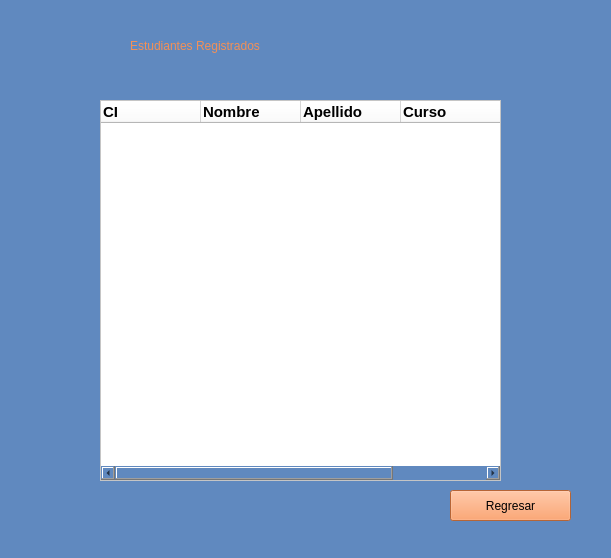
Shanem007/AulaVirtual, file informeEstu.ui: the form before one commit.
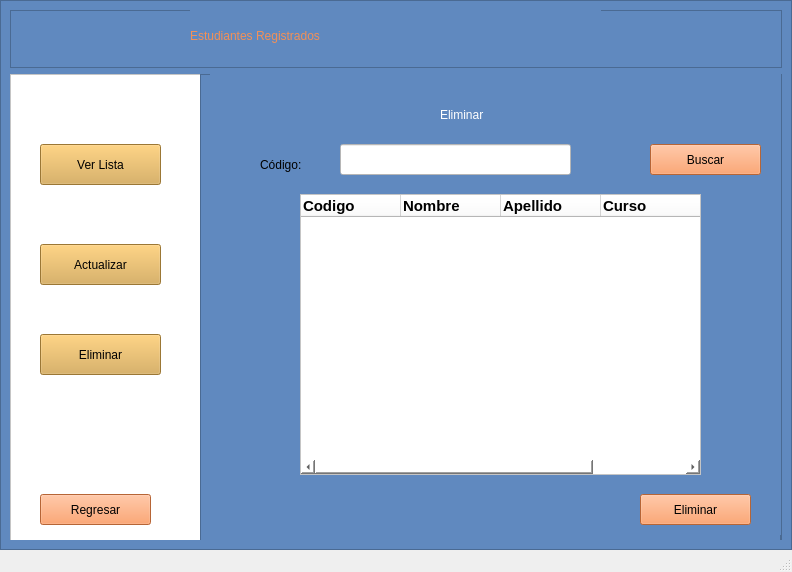
The form after the commit. The open tabs and pages were chosen to show the change.

Commit message: Administracion de Estudiantes

```diff
--- a/informeEstu.ui
+++ b/informeEstu.ui
@@ -6,164 +6,723 @@
    <rect>
     <x>0</x>
     <y>0</y>
-    <width>611</width>
-    <height>558</height>
+    <width>792</width>
+    <height>572</height>
    </rect>
   </property>
   <property name="windowTitle">
    <string>MainWindow</string>
   </property>
-  <property name="styleSheet">
-   <string notr="true">background-color: rgb(96, 137, 191);</string>
-  </property>
-  <widget class="QWidget" name="centralwidget">
-   <widget class="QLabel" name="label">
-    <property name="geometry">
-     <rect>
-      <x>130</x>
-      <y>10</y>
-      <width>361</width>
-      <height>71</height>
-     </rect>
+  <widget class="QWidget" name="registroEstu">
+   <layout class="QVBoxLayout" name="verticalLayout">
+    <property name="spacing">
+     <number>0</number>
     </property>
-    <property name="styleSheet">
-     <string notr="true">font: 700 24pt &quot;Segoe UI&quot;;
+    <property name="leftMargin">
+     <number>0</number>
+    </property>
+    <property name="topMargin">
+     <number>0</number>
+    </property>
+    <property name="rightMargin">
+     <number>0</number>
+    </property>
+    <property name="bottomMargin">
+     <number>0</number>
+    </property>
+    <item>
+     <widget class="QFrame" name="frame">
+      <property name="styleSheet">
+       <string notr="true">background-color: rgb(96, 137, 191);</string>
+      </property>
+      <property name="frameShape">
+       <enum>QFrame::StyledPanel</enum>
+      </property>
+      <property name="frameShadow">
+       <enum>QFrame::Raised</enum>
+      </property>
+      <layout class="QVBoxLayout" name="verticalLayout_2" stretch="1,8">
+       <item>
+        <widget class="QFrame" name="frame_2">
+         <property name="frameShape">
+          <enum>QFrame::StyledPanel</enum>
+         </property>
+         <property name="frameShadow">
+          <enum>QFrame::Raised</enum>
+         </property>
+         <widget class="QLabel" name="label">
+          <property name="geometry">
+           <rect>
+            <x>180</x>
+            <y>0</y>
+            <width>411</width>
+            <height>51</height>
+           </rect>
+          </property>
+          <property name="styleSheet">
+           <string notr="true">font: 700 18pt &quot;Segoe UI&quot;;
+font: 24pt &quot;Segoe UI&quot;;
+font: 700 26pt &quot;Segoe UI&quot;;
 color: rgb(242, 144, 87);</string>
-    </property>
-    <property name="text">
-     <string>Estudiantes Registrados</string>
-    </property>
-   </widget>
-   <widget class="QTableWidget" name="notasEstu">
-    <property name="geometry">
-     <rect>
-      <x>100</x>
-      <y>100</y>
-      <width>401</width>
-      <height>381</height>
-     </rect>
-    </property>
-    <property name="styleSheet">
-     <string notr="true">background-color: rgb(255, 255, 255);</string>
-    </property>
-    <property name="verticalScrollBarPolicy">
-     <enum>Qt::ScrollBarAsNeeded</enum>
-    </property>
-    <column>
-     <property name="text">
-      <string>CI</string>
-     </property>
-     <property name="font">
-      <font>
-       <pointsize>11</pointsize>
-       <bold>true</bold>
-       <stylestrategy>PreferDefault</stylestrategy>
-      </font>
-     </property>
-     <property name="textAlignment">
-      <set>AlignJustify|AlignTop</set>
-     </property>
-     <property name="background">
-      <color>
-       <red>172</red>
-       <green>97</green>
-       <blue>107</blue>
-      </color>
-     </property>
-     <property name="foreground">
-      <brush brushstyle="SolidPattern">
-       <color alpha="255">
-        <red>0</red>
-        <green>0</green>
-        <blue>0</blue>
-       </color>
-      </brush>
-     </property>
-    </column>
-    <column>
-     <property name="text">
-      <string>Nombre</string>
-     </property>
-     <property name="font">
-      <font>
-       <pointsize>11</pointsize>
-       <bold>true</bold>
-      </font>
-     </property>
-     <property name="textAlignment">
-      <set>AlignJustify|AlignVCenter</set>
-     </property>
-     <property name="background">
-      <color>
-       <red>172</red>
-       <green>97</green>
-       <blue>107</blue>
-      </color>
-     </property>
-    </column>
-    <column>
-     <property name="text">
-      <string>Apellido</string>
-     </property>
-     <property name="font">
-      <font>
-       <pointsize>11</pointsize>
-       <bold>true</bold>
-      </font>
-     </property>
-     <property name="textAlignment">
-      <set>AlignJustify|AlignVCenter</set>
-     </property>
-     <property name="background">
-      <color>
-       <red>172</red>
-       <green>97</green>
-       <blue>107</blue>
-      </color>
-     </property>
-    </column>
-    <column>
-     <property name="text">
-      <string>Curso</string>
-     </property>
-     <property name="font">
-      <font>
-       <pointsize>11</pointsize>
-       <bold>true</bold>
-       <kerning>false</kerning>
-      </font>
-     </property>
-     <property name="textAlignment">
-      <set>AlignJustify|AlignVCenter</set>
-     </property>
-     <property name="background">
-      <color>
-       <red>172</red>
-       <green>97</green>
-       <blue>107</blue>
-      </color>
-     </property>
-    </column>
-   </widget>
-   <widget class="QPushButton" name="Regresarcurso">
-    <property name="geometry">
-     <rect>
-      <x>450</x>
-      <y>490</y>
-      <width>121</width>
-      <height>31</height>
-     </rect>
-    </property>
-    <property name="styleSheet">
-     <string notr="true">background-color: rgb(217, 167, 74);
+          </property>
+          <property name="text">
+           <string>Estudiantes Registrados</string>
+          </property>
+         </widget>
+        </widget>
+       </item>
+       <item>
+        <widget class="QFrame" name="frame_3">
+         <property name="frameShape">
+          <enum>QFrame::StyledPanel</enum>
+         </property>
+         <property name="frameShadow">
+          <enum>QFrame::Raised</enum>
+         </property>
+         <widget class="QFrame" name="opciones">
+          <property name="geometry">
+           <rect>
+            <x>0</x>
+            <y>0</y>
+            <width>191</width>
+            <height>471</height>
+           </rect>
+          </property>
+          <property name="styleSheet">
+           <string notr="true">background-color: rgb(255, 255, 255);</string>
+          </property>
+          <property name="frameShape">
+           <enum>QFrame::StyledPanel</enum>
+          </property>
+          <property name="frameShadow">
+           <enum>QFrame::Raised</enum>
+          </property>
+          <widget class="QPushButton" name="verLista">
+           <property name="geometry">
+            <rect>
+             <x>30</x>
+             <y>70</y>
+             <width>121</width>
+             <height>41</height>
+            </rect>
+           </property>
+           <property name="styleSheet">
+            <string notr="true">background-color: rgb(217, 167, 74);
+font: 700 14pt &quot;Segoe UI&quot;;
+</string>
+           </property>
+           <property name="text">
+            <string>Ver Lista</string>
+           </property>
+          </widget>
+          <widget class="QPushButton" name="botonActualizar">
+           <property name="geometry">
+            <rect>
+             <x>30</x>
+             <y>170</y>
+             <width>121</width>
+             <height>41</height>
+            </rect>
+           </property>
+           <property name="styleSheet">
+            <string notr="true">background-color: rgb(217, 167, 74);
+font: 700 14pt &quot;Segoe UI&quot;;
+</string>
+           </property>
+           <property name="text">
+            <string>Actualizar</string>
+           </property>
+          </widget>
+          <widget class="QPushButton" name="botonEliminar">
+           <property name="geometry">
+            <rect>
+             <x>30</x>
+             <y>260</y>
+             <width>121</width>
+             <height>41</height>
+            </rect>
+           </property>
+           <property name="styleSheet">
+            <string notr="true">background-color: rgb(217, 167, 74);
+font: 700 14pt &quot;Segoe UI&quot;;
+</string>
+           </property>
+           <property name="text">
+            <string>Eliminar</string>
+           </property>
+          </widget>
+          <widget class="QPushButton" name="botonRegresarcurso">
+           <property name="geometry">
+            <rect>
+             <x>30</x>
+             <y>420</y>
+             <width>111</width>
+             <height>31</height>
+            </rect>
+           </property>
+           <property name="styleSheet">
+            <string notr="true">background-color: rgb(217, 167, 74);
 background-color: rgb(255, 142, 76);
 font: 700 14pt &quot;Segoe UI&quot;;
 </string>
-    </property>
-    <property name="text">
-     <string>Regresar</string>
-    </property>
-   </widget>
+           </property>
+           <property name="text">
+            <string>Regresar</string>
+           </property>
+          </widget>
+         </widget>
+         <widget class="QFrame" name="paginas">
+          <property name="geometry">
+           <rect>
+            <x>190</x>
+            <y>0</y>
+            <width>581</width>
+            <height>471</height>
+           </rect>
+          </property>
+          <property name="frameShape">
+           <enum>QFrame::StyledPanel</enum>
+          </property>
+          <property name="frameShadow">
+           <enum>QFrame::Raised</enum>
+          </property>
+          <widget class="QStackedWidget" name="stackedWidget">
+           <property name="geometry">
+            <rect>
+             <x>10</x>
+             <y>0</y>
+             <width>571</width>
+             <height>461</height>
+            </rect>
+           </property>
+           <property name="currentIndex">
+            <number>0</number>
+           </property>
+           <widget class="QWidget" name="ver">
+            <widget class="QPushButton" name="refrescar">
+             <property name="geometry">
+              <rect>
+               <x>470</x>
+               <y>430</y>
+               <width>81</width>
+               <height>31</height>
+              </rect>
+             </property>
+             <property name="styleSheet">
+              <string notr="true">background-color: rgb(255, 142, 76);
+font: 700 11pt &quot;Segoe UI&quot;;</string>
+             </property>
+             <property name="text">
+              <string>Refrescar</string>
+             </property>
+            </widget>
+            <widget class="QTableWidget" name="tablaRegistroEstudiantes">
+             <property name="geometry">
+              <rect>
+               <x>80</x>
+               <y>50</y>
+               <width>391</width>
+               <height>361</height>
+              </rect>
+             </property>
+             <property name="styleSheet">
+              <string notr="true">background-color: rgb(255, 255, 255);</string>
+             </property>
+             <property name="verticalScrollBarPolicy">
+              <enum>Qt::ScrollBarAsNeeded</enum>
+             </property>
+             <row>
+              <property name="text">
+               <string>1</string>
+              </property>
+             </row>
+             <column>
+              <property name="text">
+               <string>Cedula</string>
+              </property>
+              <property name="font">
+               <font>
+                <pointsize>11</pointsize>
+                <bold>true</bold>
+                <stylestrategy>PreferDefault</stylestrategy>
+               </font>
+              </property>
+              <property name="textAlignment">
+               <set>AlignJustify|AlignVCenter</set>
+              </property>
+              <property name="background">
+               <color>
+                <red>172</red>
+                <green>97</green>
+                <blue>107</blue>
+               </color>
+              </property>
+              <property name="foreground">
+               <brush brushstyle="SolidPattern">
+                <color alpha="255">
+                 <red>0</red>
+                 <green>0</green>
+                 <blue>0</blue>
+                </color>
+               </brush>
+              </property>
+             </column>
+             <column>
+              <property name="text">
+               <string>Nombre</string>
+              </property>
+              <property name="font">
+               <font>
+                <pointsize>11</pointsize>
+                <bold>true</bold>
+               </font>
+              </property>
+              <property name="textAlignment">
+               <set>AlignJustify|AlignVCenter</set>
+              </property>
+              <property name="background">
+               <color>
+                <red>172</red>
+                <green>97</green>
+                <blue>107</blue>
+               </color>
+              </property>
+             </column>
+             <column>
+              <property name="text">
+               <string>Apellido</string>
+              </property>
+              <property name="font">
+               <font>
+                <pointsize>11</pointsize>
+                <bold>true</bold>
+               </font>
+              </property>
+              <property name="textAlignment">
+               <set>AlignJustify|AlignVCenter</set>
+              </property>
+              <property name="background">
+               <color>
+                <red>172</red>
+                <green>97</green>
+                <blue>107</blue>
+               </color>
+              </property>
+             </column>
+             <column>
+              <property name="text">
+               <string>Curso</string>
+              </property>
+              <property name="font">
+               <font>
+                <pointsize>11</pointsize>
+                <bold>true</bold>
+               </font>
+              </property>
+              <property name="textAlignment">
+               <set>AlignJustify|AlignVCenter</set>
+              </property>
+              <property name="background">
+               <color>
+                <red>172</red>
+                <green>97</green>
+                <blue>107</blue>
+               </color>
+              </property>
+             </column>
+            </widget>
+            <widget class="QLabel" name="label_2">
+             <property name="geometry">
+              <rect>
+               <x>190</x>
+               <y>10</y>
+               <width>159</width>
+               <height>32</height>
+              </rect>
+             </property>
+             <property name="styleSheet">
+              <string notr="true">font: 700 18pt &quot;Segoe UI&quot;;
+color: rgb(255, 255, 255);</string>
+             </property>
+             <property name="text">
+              <string>ESTUDIANTES</string>
+             </property>
+             <property name="alignment">
+              <set>Qt::AlignLeading|Qt::AlignLeft|Qt::AlignVCenter</set>
+             </property>
+            </widget>
+           </widget>
+           <widget class="QWidget" name="eliminar">
+            <widget class="QLabel" name="label_8">
+             <property name="geometry">
+              <rect>
+               <x>230</x>
+               <y>30</y>
+               <width>121</width>
+               <height>21</height>
+              </rect>
+             </property>
+             <property name="styleSheet">
+              <string notr="true">font: 700 18pt &quot;Segoe UI&quot;;
+color: rgb(255, 255, 255);</string>
+             </property>
+             <property name="text">
+              <string>Eliminar</string>
+             </property>
+            </widget>
+            <widget class="QLabel" name="label_9">
+             <property name="geometry">
+              <rect>
+               <x>50</x>
+               <y>80</y>
+               <width>81</width>
+               <height>21</height>
+              </rect>
+             </property>
+             <property name="styleSheet">
+              <string notr="true">font: 700 14pt &quot;Segoe UI&quot;;
+font: 700 12pt &quot;Segoe UI&quot;;</string>
+             </property>
+             <property name="text">
+              <string>Código:</string>
+             </property>
+            </widget>
+            <widget class="QLineEdit" name="lineEdit_5">
+             <property name="geometry">
+              <rect>
+               <x>130</x>
+               <y>70</y>
+               <width>231</width>
+               <height>31</height>
+              </rect>
+             </property>
+             <property name="styleSheet">
+              <string notr="true">background-color: rgb(255, 255, 255);</string>
+             </property>
+            </widget>
+            <widget class="QPushButton" name="buscar1">
+             <property name="geometry">
+              <rect>
+               <x>440</x>
+               <y>70</y>
+               <width>111</width>
+               <height>31</height>
+              </rect>
+             </property>
+             <property name="styleSheet">
+              <string notr="true">background-color: rgb(255, 142, 76);
+font: 700 11pt &quot;Segoe UI&quot;;</string>
+             </property>
+             <property name="text">
+              <string>Buscar</string>
+             </property>
+            </widget>
+            <widget class="QPushButton" name="eliminar2">
+             <property name="geometry">
+              <rect>
+               <x>430</x>
+               <y>420</y>
+               <width>111</width>
+               <height>31</height>
+              </rect>
+             </property>
+             <property name="styleSheet">
+              <string notr="true">background-color: rgb(255, 142, 76);
+font: 700 11pt &quot;Segoe UI&quot;;</string>
+             </property>
+             <property name="text">
+              <string>Eliminar</string>
+             </property>
+            </widget>
+            <widget class="QTableWidget" name="notasEstu_2">
+             <property name="geometry">
+              <rect>
+               <x>90</x>
+               <y>120</y>
+               <width>401</width>
+               <height>281</height>
+              </rect>
+             </property>
+             <property name="styleSheet">
+              <string notr="true">background-color: rgb(255, 255, 255);</string>
+             </property>
+             <property name="verticalScrollBarPolicy">
+              <enum>Qt::ScrollBarAsNeeded</enum>
+             </property>
+             <column>
+              <property name="text">
+               <string>Codigo</string>
+              </property>
+              <property name="font">
+               <font>
+                <pointsize>11</pointsize>
+                <bold>true</bold>
+                <stylestrategy>PreferDefault</stylestrategy>
+               </font>
+              </property>
+              <property name="textAlignment">
+               <set>AlignJustify|AlignVCenter</set>
+              </property>
+              <property name="background">
+               <color>
+                <red>172</red>
+                <green>97</green>
+                <blue>107</blue>
+               </color>
+              </property>
+              <property name="foreground">
+               <brush brushstyle="SolidPattern">
+                <color alpha="255">
+                 <red>0</red>
+                 <green>0</green>
+                 <blue>0</blue>
+                </color>
+               </brush>
+              </property>
+             </column>
+             <column>
+              <property name="text">
+               <string>Nombre</string>
+              </property>
+              <property name="font">
+               <font>
+                <pointsize>11</pointsize>
+                <bold>true</bold>
+               </font>
+              </property>
+              <property name="textAlignment">
+               <set>AlignJustify|AlignVCenter</set>
+              </property>
+              <property name="background">
+               <color>
+                <red>172</red>
+                <green>97</green>
+                <blue>107</blue>
+               </color>
+              </property>
+             </column>
+             <column>
+              <property name="text">
+               <string>Apellido</string>
+              </property>
+              <property name="font">
+               <font>
+                <pointsize>11</pointsize>
+                <bold>true</bold>
+               </font>
+              </property>
+              <property name="textAlignment">
+               <set>AlignJustify|AlignVCenter</set>
+              </property>
+              <property name="background">
+               <color>
+                <red>172</red>
+                <green>97</green>
+                <blue>107</blue>
+               </color>
+              </property>
+             </column>
+             <column>
+              <property name="text">
+               <string>Curso</string>
+              </property>
+              <property name="font">
+               <font>
+                <pointsize>11</pointsize>
+                <bold>true</bold>
+               </font>
+              </property>
+              <property name="textAlignment">
+               <set>AlignJustify|AlignVCenter</set>
+              </property>
+              <property name="background">
+               <color>
+                <red>172</red>
+                <green>97</green>
+                <blue>107</blue>
+               </color>
+              </property>
+             </column>
+            </widget>
+           </widget>
+           <widget class="QWidget" name="actualizar">
+            <widget class="QLabel" name="label_3">
+             <property name="geometry">
+              <rect>
+               <x>140</x>
+               <y>20</y>
+               <width>201</width>
+               <height>41</height>
+              </rect>
+             </property>
+             <property name="styleSheet">
+              <string notr="true">color: rgb(255, 255, 255);
+font: 700 18pt &quot;Segoe UI&quot;;</string>
+             </property>
+             <property name="text">
+              <string>Actualizar Lista</string>
+             </property>
+            </widget>
+            <widget class="QLineEdit" name="lineEdit">
+             <property name="geometry">
+              <rect>
+               <x>130</x>
+               <y>100</y>
+               <width>231</width>
+               <height>31</height>
+              </rect>
+             </property>
+             <property name="styleSheet">
+              <string notr="true">background-color: rgb(255, 255, 255);</string>
+             </property>
+            </widget>
+            <widget class="QLineEdit" name="lineEdit_2">
+             <property name="geometry">
+              <rect>
+               <x>130</x>
+               <y>180</y>
+               <width>331</width>
+               <height>31</height>
+              </rect>
+             </property>
+             <property name="styleSheet">
+              <string notr="true">background-color: rgb(255, 255, 255);</string>
+             </property>
+            </widget>
+            <widget class="QLineEdit" name="lineEdit_3">
+             <property name="geometry">
+              <rect>
+               <x>130</x>
+               <y>270</y>
+               <width>331</width>
+               <height>31</height>
+              </rect>
+             </property>
+             <property name="styleSheet">
+              <string notr="true">background-color: rgb(255, 255, 255);</string>
+             </property>
+            </widget>
+            <widget class="QLineEdit" name="lineEdit_4">
+             <property name="geometry">
+              <rect>
+               <x>130</x>
+               <y>350</y>
+               <width>331</width>
+               <height>31</height>
+              </rect>
+             </property>
+             <property name="styleSheet">
+              <string notr="true">background-color: rgb(255, 255, 255);</string>
+             </property>
+            </widget>
+            <widget class="QLabel" name="label_4">
+             <property name="geometry">
+              <rect>
+               <x>40</x>
+               <y>110</y>
+               <width>81</width>
+               <height>21</height>
+              </rect>
+             </property>
+             <property name="styleSheet">
+              <string notr="true">font: 700 14pt &quot;Segoe UI&quot;;
+font: 700 12pt &quot;Segoe UI&quot;;</string>
+             </property>
+             <property name="text">
+              <string>Código:</string>
+             </property>
+            </widget>
+            <widget class="QLabel" name="label_5">
+             <property name="geometry">
+              <rect>
+               <x>40</x>
+               <y>190</y>
+               <width>71</width>
+               <height>16</height>
+              </rect>
+             </property>
+             <property name="styleSheet">
+              <string notr="true">font: 700 12pt &quot;Segoe UI&quot;;</string>
+             </property>
+             <property name="text">
+              <string>Nombre:</string>
+             </property>
+            </widget>
+            <widget class="QLabel" name="label_6">
+             <property name="geometry">
+              <rect>
+               <x>40</x>
+               <y>280</y>
+               <width>81</width>
+               <height>16</height>
+              </rect>
+             </property>
+             <property name="styleSheet">
+              <string notr="true">font: 700 12pt &quot;Segoe UI&quot;;</string>
+             </property>
+             <property name="text">
+              <string>Apellido:</string>
+             </property>
+            </widget>
+            <widget class="QLabel" name="label_7">
+             <property name="geometry">
+              <rect>
+               <x>50</x>
+               <y>360</y>
+               <width>49</width>
+               <height>16</height>
+              </rect>
+             </property>
+             <property name="styleSheet">
+              <string notr="true">font: 700 12pt &quot;Segoe UI&quot;;</string>
+             </property>
+             <property name="text">
+              <string>Curso:</string>
+             </property>
+            </widget>
+            <widget class="QPushButton" name="actualizar2">
+             <property name="geometry">
+              <rect>
+               <x>400</x>
+               <y>420</y>
+               <width>151</width>
+               <height>41</height>
+              </rect>
+             </property>
+             <property name="styleSheet">
+              <string notr="true">background-color: rgb(255, 142, 76);
+font: 700 11pt &quot;Segoe UI&quot;;</string>
+             </property>
+             <property name="text">
+              <string>Actualizar</string>
+             </property>
+            </widget>
+            <widget class="QPushButton" name="buscar3">
+             <property name="geometry">
+              <rect>
+               <x>430</x>
+               <y>100</y>
+               <width>111</width>
+               <height>31</height>
+              </rect>
+             </property>
+             <property name="styleSheet">
+              <string notr="true">background-color: rgb(255, 142, 76);
+font: 700 11pt &quot;Segoe UI&quot;;</string>
+             </property>
+             <property name="text">
+              <string>Buscar</string>
+             </property>
+            </widget>
+           </widget>
+          </widget>
+         </widget>
+        </widget>
+       </item>
+      </layout>
+     </widget>
+    </item>
+   </layout>
   </widget>
   <widget class="QStatusBar" name="statusbar"/>
  </widget>
```
Left out of the diff: 4 changed lines with no effect on the pictures. The commit also changes 3 other files.
